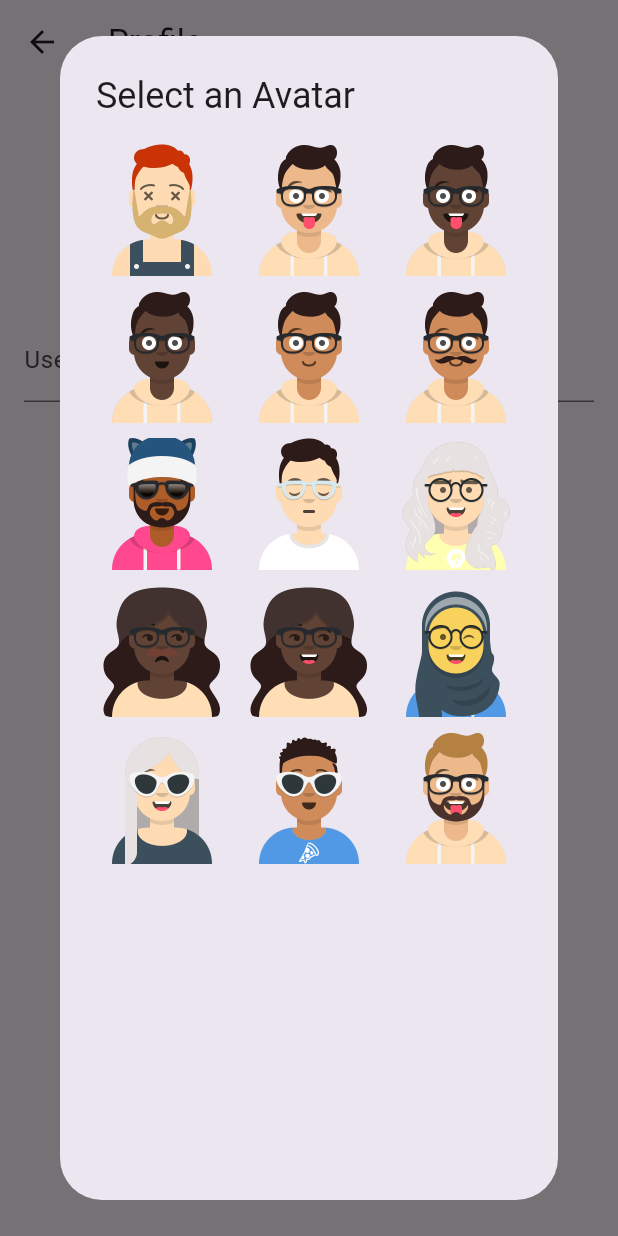
After one commit to Naftalbosire/anonymous_health, a Flutter app: the ProfileScreen screen opened directly, after a tap on "Select Avatar", on a phone screen of 412 x 824 dp. The commit adds this screen. Run offline on Flutter 3.47's test engine with Material 3 defaults, Android fonts, the phone set to English and light mode, and no system bars; our stand-ins replace shared_preferences; missing offline and left inert: dart_jsonwebtoken; accounts and stored records are empty; network calls fail.

Commit message:
added profile screen

```diff
--- a/frontend/lib/main.dart
+++ b/frontend/lib/main.dart
@@ -1,7 +1,8 @@
 import 'package:flutter/material.dart';
 import 'package:frontend/screens/auth/registration_screen.dart';
 import 'package:frontend/screens/auth/splash_screen.dart';
-import 'package:frontend/screens/home/home_screen.dart';
+import 'package:frontend/screens/directory_screen.dart';
+import 'package:frontend/screens/home/home_screen.dart'; // Import the DirectoryScreen
 import 'package:provider/provider.dart';
 import 'widgets/theme_notifier.dart';
 
@@ -60,9 +61,10 @@ class MyApp extends StatelessWidget {
               // '/login': (context) => LoginScreen(),
               '/registration': (context) => const RegistrationScreen(),
               '/home': (context) => const HomeScreen(),
+              '/directory': (context) =>
+                  const DirectoryScreen(), // Add the DirectoryScreen route
               // '/chat': (context) => const ChatsScreen(),
               // '/communities': (context) => CommunitiesScreen(),
-              // '/directory': (context) => const DirectoryScreen(),
               // '/profile': (context) => const ProfileScreen(),
               // '/settings': (context) => const SettingsScreen(),
               // '/help': (context) => const HelpScreen(),
--- /dev/null
+++ b/frontend/lib/screens/profile_screen.dart
@@ -0,0 +1,135 @@
+import 'package:flutter/material.dart';
+import 'package:shared_preferences/shared_preferences.dart';
+
+class ProfileScreen extends StatefulWidget {
+  const ProfileScreen({super.key});
+
+  @override
+  _ProfileScreenState createState() => _ProfileScreenState();
+}
+
+class _ProfileScreenState extends State<ProfileScreen> {
+  String _selectedAvatar = 'assets/images/avatar0.png'; // Default avatar path
+  String _username = ''; // Placeholder for username
+  final List<String> _avatars = [
+    'assets/images/avatar0.png',
+    'assets/images/avatar1.png',
+    'assets/images/avatar2.png',
+    'assets/images/avatar3.png',
+    'assets/images/avatar4.png',
+    'assets/images/avatar5.png',
+    'assets/images/avatar6.png',
+    'assets/images/avatar7.png',
+    'assets/images/avatar8.png',
+    'assets/images/avatar9.png',
+    'assets/images/avatar10.png',
+    'assets/images/avatar11.png',
+    'assets/images/avatar12.png',
+    'assets/images/avatar13.png',
+    'assets/images/avatar14.png',
+  ]; // Your avatar list
+
+  @override
+  void initState() {
+    super.initState();
+    _loadProfileData(); // Load saved data on initialization
+  }
+
+  // Load avatar and username from SharedPreferences
+  Future<void> _loadProfileData() async {
+    SharedPreferences prefs = await SharedPreferences.getInstance();
+    setState(() {
+      _selectedAvatar = prefs.getString('selectedAvatar') ?? _selectedAvatar;
+      _username = prefs.getString('username') ?? ''; // Load saved username
+    });
+  }
+
+  // Save avatar and username to SharedPreferences
+  Future<void> _saveProfileData() async {
+    SharedPreferences prefs = await SharedPreferences.getInstance();
+    prefs.setString('selectedAvatar', _selectedAvatar);
+    prefs.setString('username', _username); // Save username
+  }
+
+  // Call this method whenever the avatar or username changes
+  void _updateProfile(String avatar, String username) {
+    setState(() {
+      _selectedAvatar = avatar;
+      _username = username;
+    });
+    _saveProfileData(); // Save changes
+  }
+
+  // Method to show avatar selection dialog
+  void _showAvatarSelectionDialog() {
+    showDialog(
+      context: context,
+      builder: (BuildContext context) {
+        return AlertDialog(
+          title: const Text('Select an Avatar'),
+          content: SizedBox(
+            width: double.maxFinite,
+            child: GridView.builder(
+              gridDelegate: const SliverGridDelegateWithFixedCrossAxisCount(
+                crossAxisCount: 3,
+                crossAxisSpacing: 10,
+                mainAxisSpacing: 10,
+              ),
+              itemCount: _avatars.length,
+              itemBuilder: (context, index) {
+                return GestureDetector(
+                  onTap: () {
+                    _updateProfile(_avatars[index], _username);
+                    Navigator.of(context).pop(); // Close the dialog
+                  },
+                  child: ClipRRect(
+                    borderRadius: BorderRadius.circular(10),
+                    child: Image.asset(
+                      _avatars[index],
+                      fit: BoxFit.cover,
+                    ),
+                  ),
+                );
+              },
+            ),
+          ),
+        );
+      },
+    );
+  }
+
+  @override
+  Widget build(BuildContext context) {
+    return Scaffold(
+      appBar: AppBar(
+        title: const Text('Profile'),
+      ),
+      body: Padding(
+        padding: const EdgeInsets.all(16.0),
+        child: Column(
+          children: [
+            CircleAvatar(
+              backgroundImage: AssetImage(_selectedAvatar),
+              radius: 60,
+            ),
+            const SizedBox(height: 20),
+            TextField(
+              onChanged: (value) {
+                _username = value; // Update username
+              },
+              decoration: InputDecoration(labelText: 'Username'),
+              controller: TextEditingController(
+                  text: _username), // Initialize with saved username
+            ),
+            const SizedBox(height: 20),
+            ElevatedButton(
+              onPressed:
+                  _showAvatarSelectionDialog, // Open avatar selection dialog
+              child: const Text('Select Avatar'),
+            ),
+          ],
+        ),
+      ),
+    );
+  }
+}
--- a/frontend/lib/widgets/constants.dart
+++ b/frontend/lib/widgets/constants.dart
@@ -1,3 +1,3 @@
 class ApiConstants {
-  static const String baseUrl = 'http://10.0.2.2:5000';
+  static const String baseUrl = 'https://anonymous-health.onrender.com';
 }
```
Also changed, not shown: frontend/lib/screens/directory_screen.dart (added, +158 -0 lines).
